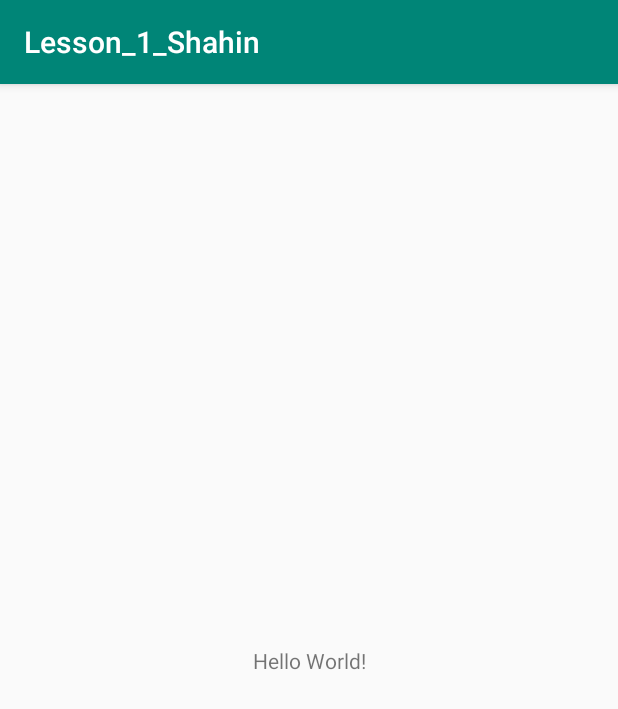
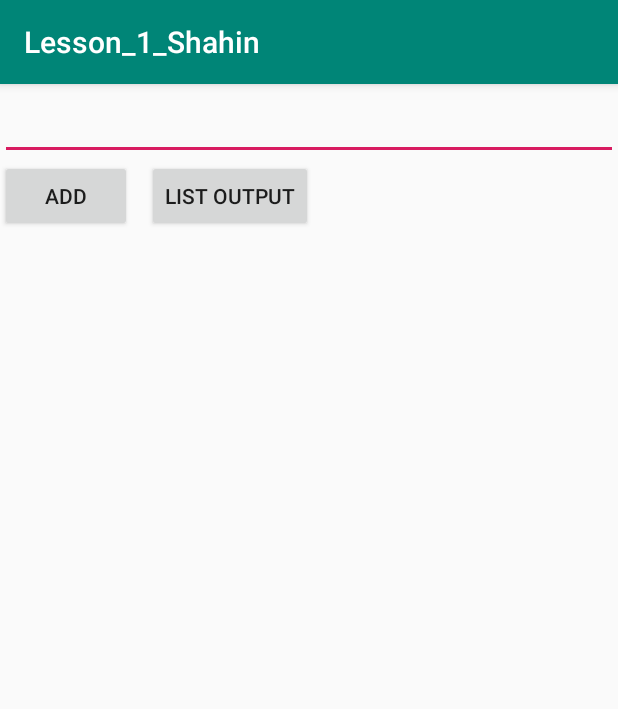
Before and after one commit to IgorShahin/Tooto, an Android app: the screen it shows after launch (MainActivity), on a phone screen of 412 x 824 dp. Shown: the top 709 px of the screen. Run offline under Robolectric (Android 15) with nearby library versions, the phone set to English and light mode, and no system bars.

Commit message:
Add lesson 1.1

```diff
--- a/Lesson_1_Shahin/app/src/main/java/ru/handh/lesson_1_shahin/MainActivity.java
+++ b/Lesson_1_Shahin/app/src/main/java/ru/handh/lesson_1_shahin/MainActivity.java
@@ -1,8 +1,15 @@
 package ru.handh.lesson_1_shahin;
+
+import android.os.Bundle;
+import android.view.View;
+import android.widget.Button;
+import android.widget.EditText;
+import android.widget.TextView;
 
 import androidx.appcompat.app.AppCompatActivity;
 
-import android.os.Bundle;
+import java.util.Set;
+import java.util.TreeSet;
 
 public class MainActivity extends AppCompatActivity {
 
@@ -10,5 +17,36 @@ public class MainActivity extends AppCompatActivity {
     protected void onCreate(Bundle savedInstanceState) {
         super.onCreate(savedInstanceState);
         setContentView(R.layout.activity_main);
+
+        final Set<String> listStudents = new TreeSet<>();
+
+        final EditText editText = findViewById(R.id.editText);
+        final Button buttonAdd = findViewById(R.id.buttonAdd);
+        Button buttonOutput = findViewById(R.id.buttonOutput);
+        final TextView textViewList = findViewById(R.id.textViewList);
+
+        buttonAdd.setOnClickListener(new View.OnClickListener() {
+            @Override
+            public void onClick(View view) {
+                if(!editText.getText().toString().equals("")){
+                    listStudents.add(editText.getText().toString());
+                    editText.setText(null);
+                }
+            }
+        });
+
+        buttonOutput.setOnClickListener(new View.OnClickListener() {
+            @Override
+            public void onClick(View view) {
+                String textNewStudent = "";
+
+                for (String list : listStudents) {
+                    System.out.println(list);
+                    textNewStudent += list + "\n";
+                }
+
+                textViewList.setText(textNewStudent);
+            }
+        });
     }
 }
--- a/Lesson_1_Shahin/app/src/main/res/layout/activity_main.xml
+++ b/Lesson_1_Shahin/app/src/main/res/layout/activity_main.xml
@@ -6,13 +6,42 @@
     android:layout_height="match_parent"
     tools:context=".MainActivity">
 
-    <TextView
+    <EditText
+        android:id="@+id/editText"
+        android:layout_width="match_parent"
+        android:layout_height="wrap_content"
+        android:layout_marginTop="5dp"
+        app:layout_constraintStart_toStartOf="parent"
+        app:layout_constraintTop_toTopOf="parent"
+        tools:ignore="MissingConstraints" />
+
+    <Button
+        android:id="@+id/buttonAdd"
         android:layout_width="wrap_content"
         android:layout_height="wrap_content"
-        android:text="Hello World!"
-        app:layout_constraintBottom_toBottomOf="parent"
-        app:layout_constraintLeft_toLeftOf="parent"
-        app:layout_constraintRight_toRightOf="parent"
-        app:layout_constraintTop_toTopOf="parent" />
+        android:text="@string/button_add"
+        app:layout_constraintStart_toStartOf="parent"
+        app:layout_constraintTop_toBottomOf="@+id/editText" />
+
+    <Button
+        android:id="@+id/buttonOutput"
+        android:layout_width="wrap_content"
+        android:layout_height="wrap_content"
+        android:layout_marginStart="10dp"
+        android:text="@string/button_output"
+        app:layout_constraintStart_toEndOf="@+id/buttonAdd"
+        app:layout_constraintTop_toBottomOf="@+id/editText" />
+
+    <TextView
+        android:id="@+id/textViewList"
+        style="@style/TextViewList"
+        android:layout_width="wrap_content"
+        android:layout_height="wrap_content"
+        android:layout_marginStart="20dp"
+        android:layout_marginTop="30dp"
+        android:text=""
+        app:layout_constraintStart_toStartOf="parent"
+        app:layout_constraintTop_toBottomOf="@+id/buttonAdd" />
+
 
 </androidx.constraintlayout.widget.ConstraintLayout>
--- a/Lesson_1_Shahin/app/src/main/res/values/colors.xml
+++ b/Lesson_1_Shahin/app/src/main/res/values/colors.xml
@@ -3,4 +3,5 @@
     <color name="colorPrimary">#008577</color>
     <color name="colorPrimaryDark">#00574B</color>
     <color name="colorAccent">#D81B60</color>
+    <color name="colorBlack">#000000</color>
 </resources>
--- a/Lesson_1_Shahin/app/src/main/res/values/strings.xml
+++ b/Lesson_1_Shahin/app/src/main/res/values/strings.xml
@@ -1,3 +1,5 @@
 <resources>
     <string name="app_name">Lesson_1_Shahin</string>
+    <string name="button_add">Add</string>
+    <string name="button_output">List output</string>
 </resources>
--- a/Lesson_1_Shahin/app/src/main/res/values/styles.xml
+++ b/Lesson_1_Shahin/app/src/main/res/values/styles.xml
@@ -8,4 +8,9 @@
         <item name="colorAccent">@color/colorAccent</item>
     </style>
 
+    <style name="TextViewList">
+        <item name="android:textSize">20sp</item>
+        <item name="android:textColor">@color/colorBlack</item>
+    </style>
+
 </resources>
```
Also changed, not shown: 1 other file.
